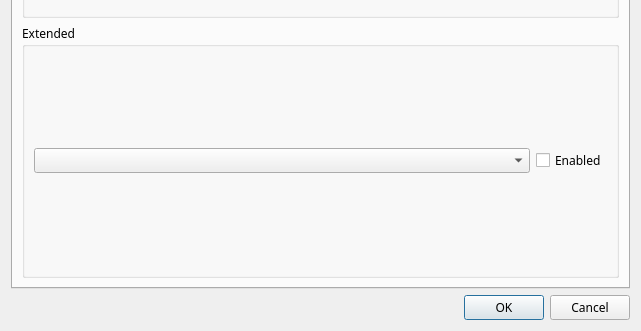
Above: MasterForge/Properties.ui from BuildingaMaster/AdventureGame before the change; both pictures show x 0 to 641 and y 308 to 639 of the 641 by 639 pixel window. Below: the same form after it.
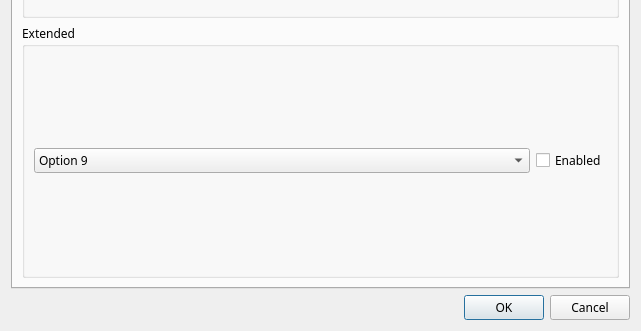
That is the form after the change. The open tabs and pages were chosen to show the change.

Commit message: MUBILD-50 Small fixes with GUI interaction

```diff
--- a/MasterForge/Properties.ui
+++ b/MasterForge/Properties.ui
@@ -321,6 +321,16 @@
               <verstretch>0</verstretch>
              </sizepolicy>
             </property>
+            <item>
+             <property name="text">
+              <string>Option 9</string>
+             </property>
+            </item>
+            <item>
+             <property name="text">
+              <string>Option 10</string>
+             </property>
+            </item>
            </widget>
           </item>
           <item>
```
The commit also changes 4 other files.
